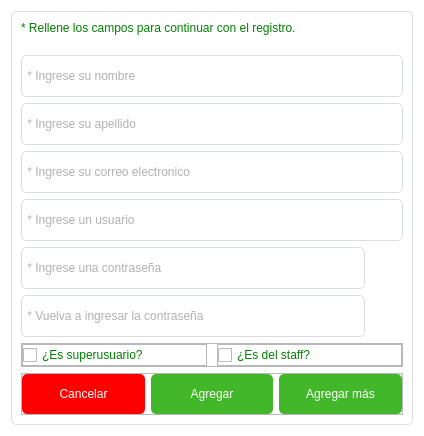
The window that views/AddUserView.ui (fgmc125/Py-Supermark-1KPG5) describes before a commit, drawn with Qt 5.
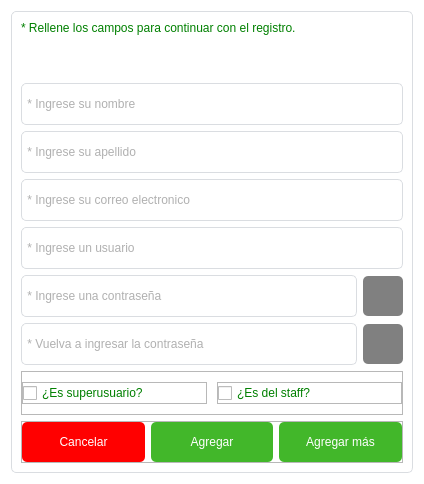
The same window after the commit. Icons and pictures are not drawn.

The edit to the form file:
```diff
--- a/views/AddUserView.ui
+++ b/views/AddUserView.ui
@@ -7,7 +7,7 @@
     <x>0</x>
     <y>0</y>
     <width>424</width>
-    <height>436</height>
+    <height>484</height>
    </rect>
   </property>
   <property name="windowTitle">
@@ -28,7 +28,7 @@
 	border: 1px solid #DADDE1;
 	border-radius: 5px;
 	min-width : 400px;
-	min-height : 412px;
+	min-height : 460px;
 }
 
 QLabel {
@@ -212,6 +212,44 @@
         </item>
         <item>
          <widget class="QPushButton" name="btn_show_password">
+          <property name="minimumSize">
+           <size>
+            <width>40</width>
+            <height>40</height>
+           </size>
+          </property>
+          <property name="maximumSize">
+           <size>
+            <width>40</width>
+            <height>40</height>
+           </size>
+          </property>
+          <property name="styleSheet">
+           <string notr="true">QPushButton {
+	color : #FFFFFF;
+	border-style : solid;
+	border-radius: 5px;
+	min-height : 40px;
+	font : 77 18px &quot;Arial&quot;;
+	background-color : gray;
+	padding-left : 20px;
+	padding-right : 20px;
+}
+
+QPushButton:hover {
+	border: 1px solid #FFF;
+	border-radius: 5px;
+}
+
+QPushButton:pressed {
+	background-color : transparent;
+	color : gray;
+	border: 1px solid gray;
+	border-radius: 5px;
+}
+
+</string>
+          </property>
           <property name="text">
            <string/>
           </property>
@@ -236,6 +274,44 @@
         </item>
         <item>
          <widget class="QPushButton" name="btn_show_repassword">
+          <property name="minimumSize">
+           <size>
+            <width>40</width>
+            <height>40</height>
+           </size>
+          </property>
+          <property name="maximumSize">
+           <size>
+            <width>40</width>
+            <height>40</height>
+           </size>
+          </property>
+          <property name="styleSheet">
+           <string notr="true">QPushButton {
+	color : #FFFFFF;
+	border-style : solid;
+	border-radius: 5px;
+	min-height : 40px;
+	font : 77 18px &quot;Arial&quot;;
+	background-color : gray;
+	padding-left : 20px;
+	padding-right : 20px;
+}
+
+QPushButton:hover {
+	border: 1px solid #FFF;
+	border-radius: 5px;
+}
+
+QPushButton:pressed {
+	background-color : transparent;
+	color : gray;
+	border: 1px solid gray;
+	border-radius: 5px;
+}
+
+</string>
+          </property>
           <property name="text">
            <string/>
           </property>
@@ -269,13 +345,13 @@
           <number>0</number>
          </property>
          <property name="topMargin">
-          <number>0</number>
+          <number>10</number>
          </property>
          <property name="rightMargin">
           <number>0</number>
          </property>
          <property name="bottomMargin">
-          <number>0</number>
+          <number>10</number>
          </property>
          <item>
           <widget class="QFrame" name="frame_8">
```
